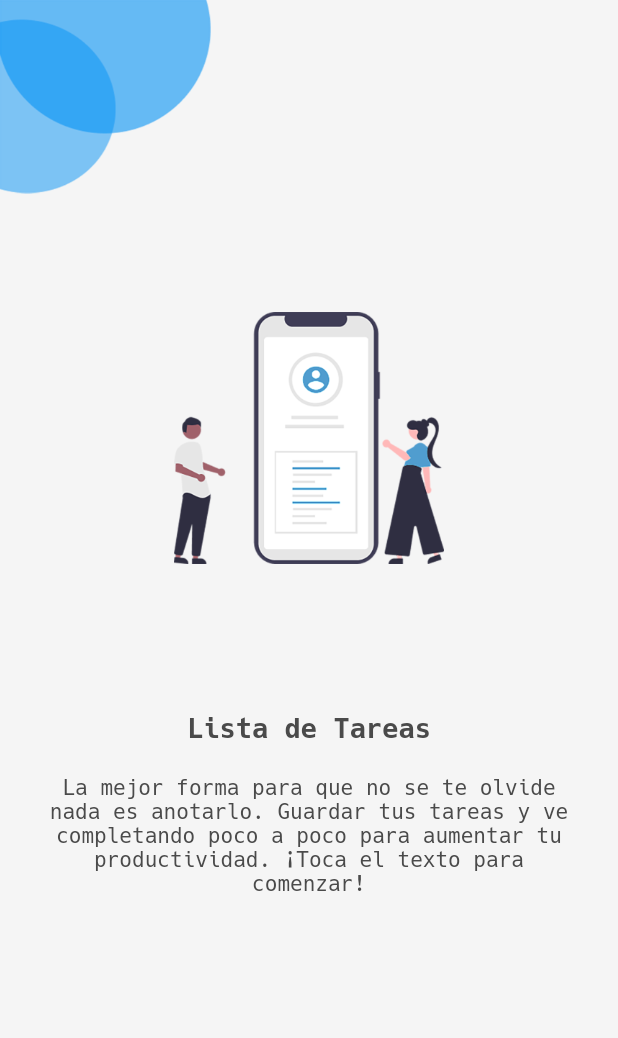
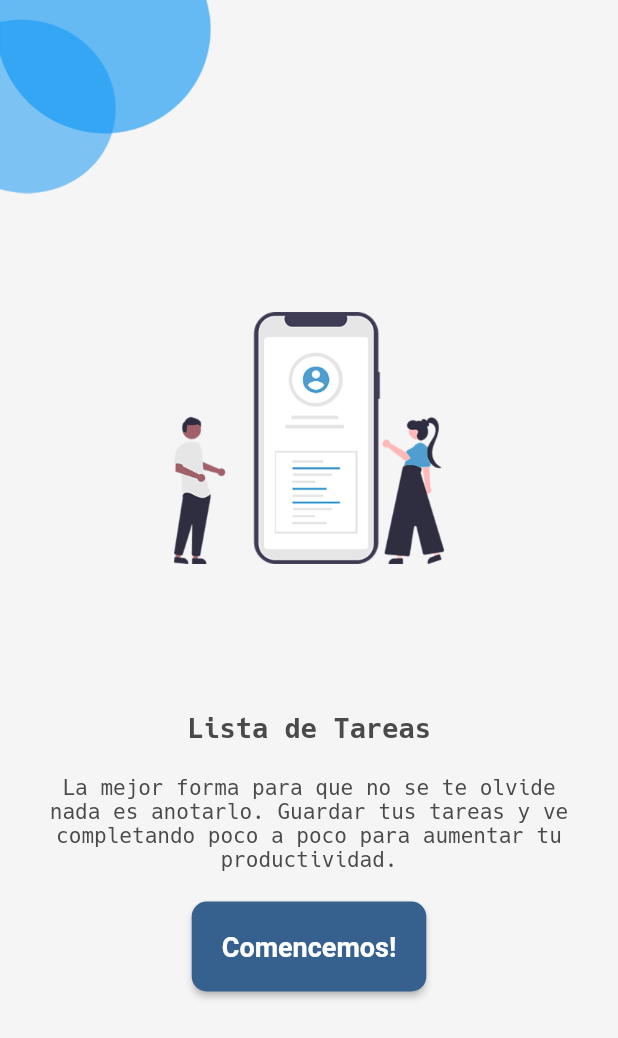
Before and after one commit to DNaranjoDev/task-manager, a Flutter app: the screen it shows after launch, on a phone screen of 412 x 824 dp. Shown: the top 1038 px of the screen. Run offline on Flutter 3.47's test engine with Material 2 defaults, Android fonts, the light colour scheme and no system bars; our stand-ins replace shared_preferences.

Commit message:
Fixed modal, now it shows when using virtual keyboard & added button on splash page

```diff
--- a/lib/app/app.dart
+++ b/lib/app/app.dart
@@ -27,7 +27,7 @@ class MyApp extends StatelessWidget {
         ),
         elevatedButtonTheme: ElevatedButtonThemeData(
           style: ElevatedButton.styleFrom(
-            minimumSize: const Size(double.infinity, 54),
+            maximumSize: const Size(double.infinity, 60),
             shape: RoundedRectangleBorder(
               borderRadius: BorderRadius.circular(10),
             ),
--- a/lib/app/view/splash/splash_page.dart
+++ b/lib/app/view/splash/splash_page.dart
@@ -27,20 +27,24 @@ class SplashPage extends StatelessWidget {
           ),
           const H1('Lista de Tareas'),
           const SizedBox(height: 21,),
-          GestureDetector(
-            onTap: (){
-              Navigator.of(context).push(MaterialPageRoute(builder: (context){
-                return TaskListPage();
-              }));
-            },
-            child: const Padding(
+          const Padding(
               padding: EdgeInsets.symmetric(horizontal: 32),
               child: Text(
-                'La mejor forma para que no se te olvide nada es anotarlo. Guardar tus tareas y ve completando poco a poco para aumentar tu productividad. ¡Toca el texto para comenzar!',
+                'La mejor forma para que no se te olvide nada es anotarlo. Guardar tus tareas y ve completando poco a poco para aumentar tu productividad.',
                 textAlign: TextAlign.center,
               ),
             ),
-          )
+          const SizedBox(height: 20,),
+          ElevatedButton(
+            style: ElevatedButton.styleFrom(
+              padding: const EdgeInsets.symmetric(horizontal: 20, vertical: 20),
+            ),
+              onPressed: (){
+                Navigator.of(context).push(MaterialPageRoute(builder: (context){
+                  return const TaskListPage();
+                }));
+              },
+              child: const Text('Comencemos!')),
         ],
       ),
     );
```
Also changed, not shown: lib/app/view/task_list/task_list_page.dart (+8 -0 lines).
